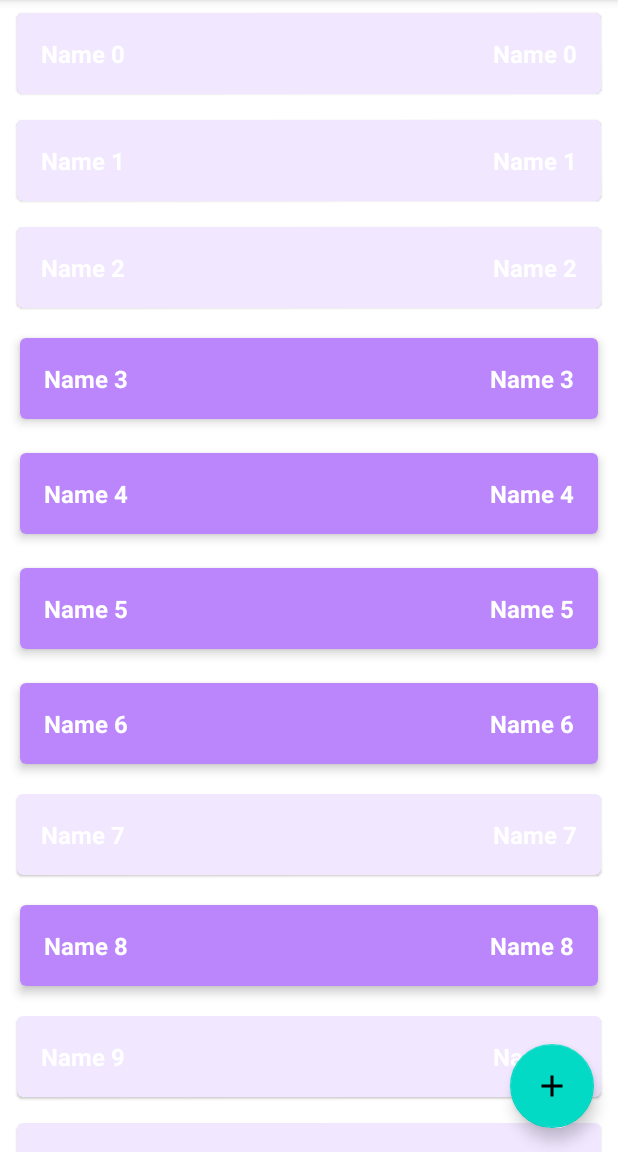
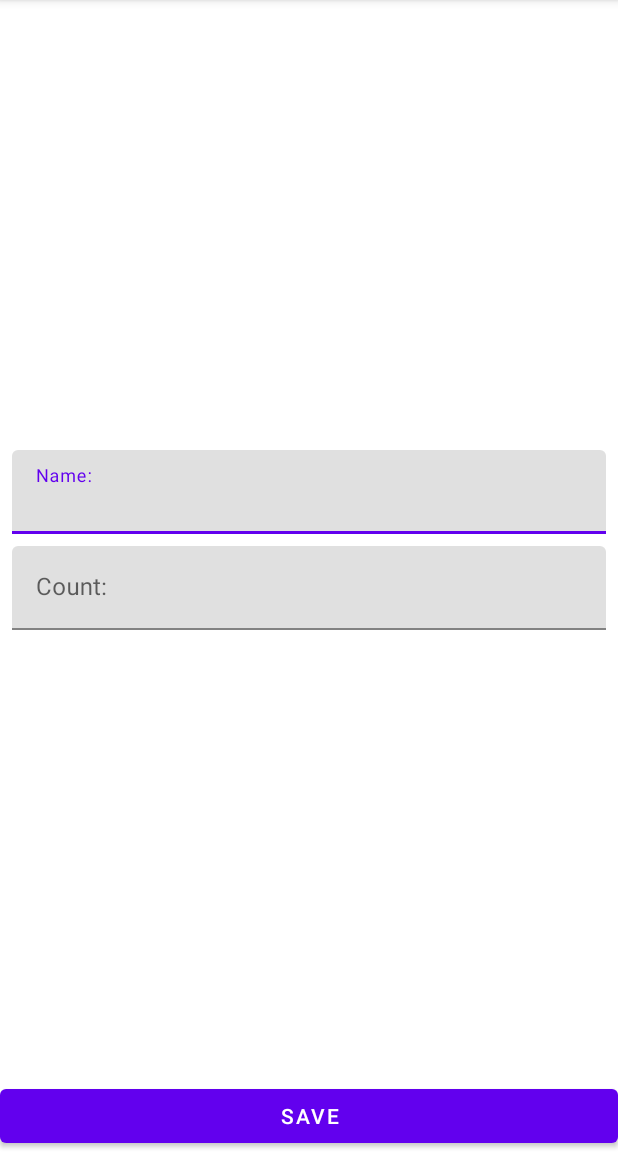
Before and after one commit to Gozzi-G/ShopList, an Android app: the screen it shows after launch (MainActivity before the commit, ShopItemActivity after it), after a tap on an icon or button, on a phone screen of 412 x 824 dp, the part 84-1236 px from its top. Run offline under Robolectric (Android 15) with nearby library versions, the phone set to English and light mode, and no system bars.

```diff
--- a/app/src/main/AndroidManifest.xml
+++ b/app/src/main/AndroidManifest.xml
@@ -9,9 +9,8 @@
         android:roundIcon="@mipmap/ic_launcher_round"
         android:supportsRtl="true"
         android:theme="@style/Theme.ShopList">
-        <activity android:name=".presentation.ShopItemActivity">
+        <activity android:name=".presentation.ShopItemActivity"
             android:windowSoftInputMode="adjustResize"/>
-        </activity>
         <activity android:name=".presentation.MainActivity">
             <intent-filter>
                 <action android:name="android.intent.action.MAIN" />
--- a/app/src/main/java/com/demo/shoplist/presentation/MainActivity.kt
+++ b/app/src/main/java/com/demo/shoplist/presentation/MainActivity.kt
@@ -3,11 +3,11 @@ package com.demo.shoplist.presentation
 import android.os.Bundle
 import android.util.Log
 import androidx.appcompat.app.AppCompatActivity
-import androidx.lifecycle.Observer
 import androidx.lifecycle.ViewModelProvider
 import androidx.recyclerview.widget.ItemTouchHelper
 import androidx.recyclerview.widget.RecyclerView
 import com.demo.shoplist.R
+import com.google.android.material.floatingactionbutton.FloatingActionButton
 
 class MainActivity : AppCompatActivity() {
     private lateinit var viewModel: MainViewModel
@@ -18,9 +18,14 @@ class MainActivity : AppCompatActivity() {
         setContentView(R.layout.activity_main)
         setUpRecyclerView()
         viewModel = ViewModelProvider(this).get(MainViewModel::class.java)
-        viewModel.shopList.observe(this, Observer {
+        viewModel.shopList.observe(this) {
             shopListAdapter.submitList(it)
-        })
+        }
+        val buttonAddItem = findViewById<FloatingActionButton>(R.id.button_add_shop_item)
+        buttonAddItem.setOnClickListener {
+            val intent = ShopItemActivity.newIntentAddItem(this)
+            startActivity(intent)
+        }
     }
 
     private fun setUpRecyclerView() {
@@ -50,6 +55,8 @@ class MainActivity : AppCompatActivity() {
     private fun setupItemShortClickListener() {
         shopListAdapter.onShopClickListener = {
             Log.d("test_click", "click ${it.id}")
+            val intent = ShopItemActivity.newIntentEditItem(this, it.id)
+            startActivity(intent)
         }
     }
 
--- a/app/src/main/java/com/demo/shoplist/presentation/ShopItemActivity.kt
+++ b/app/src/main/java/com/demo/shoplist/presentation/ShopItemActivity.kt
@@ -1,12 +1,37 @@
 package com.demo.shoplist.presentation
 
+import android.content.Context
+import android.content.Intent
 import androidx.appcompat.app.AppCompatActivity
 import android.os.Bundle
+import android.util.Log
 import com.demo.shoplist.R
 
 class ShopItemActivity : AppCompatActivity() {
     override fun onCreate(savedInstanceState: Bundle?) {
         super.onCreate(savedInstanceState)
         setContentView(R.layout.activity_shop_item)
+        val mode = intent.getStringExtra("extra_mode")
+        Log.d("ShopItemActivity", mode.toString())
+    }
+
+    companion object {
+        private const val EXTRA_SCREEN_MODE = "extra_mode"
+        private const val EXTRA_SHOP_ITEM_UD = "extra_shop_item_id"
+        private const val EXTRA_EDIT = "extra_edit"
+        private const val EXTRA_ADD = "extra_add"
+
+        fun newIntentAddItem(context: Context): Intent {
+            val intent = Intent(context, ShopItemActivity::class.java)
+            intent.putExtra(EXTRA_SCREEN_MODE, EXTRA_ADD)
+            return intent
+        }
+
+        fun newIntentEditItem(context: Context, shopItemId: Int): Intent {
+            val intent = Intent(context, ShopItemActivity::class.java)
+            intent.putExtra(EXTRA_SCREEN_MODE, EXTRA_EDIT)
+            intent.putExtra(EXTRA_SHOP_ITEM_UD, shopItemId)
+            return intent
+        }
     }
 }
```
